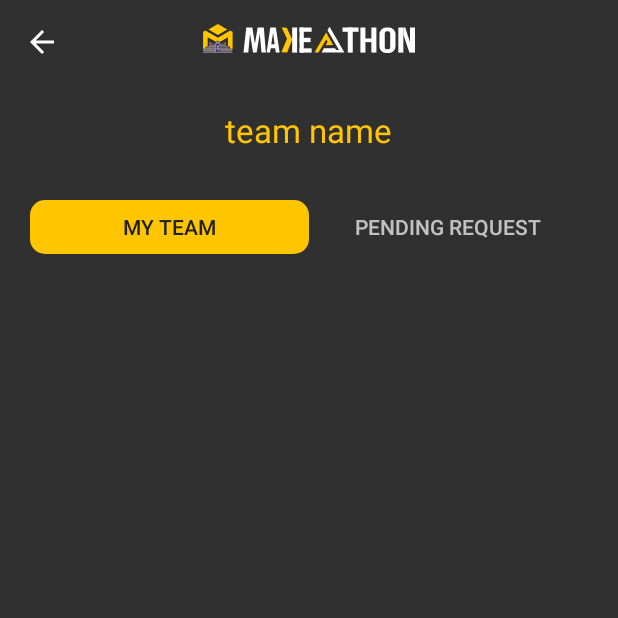
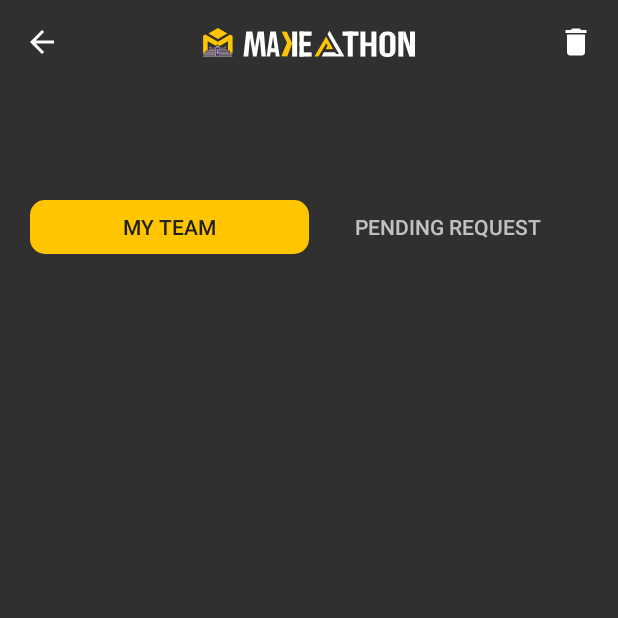
Before and after one commit to androsparks/makeathon-2019, an Android app: the MyTeamActivity screen opened directly, with no data from a screen before it, on a phone screen of 412 x 824 dp, the top half of it. Run offline under Robolectric (Android 15) with nearby library versions, the phone set to English and light mode, and no system bars; our stand-ins replace Firebase (no records; nobody signed in at launch, a user with empty details on screens opened directly); 1 statement that could not run was skipped.

Commit message:
add delete team, delete member

```diff
--- a/app/src/main/java/com/selectmakeathon/app/ui/main/problems/ProbFragmentPack/ProbHomeFrag.java
+++ b/app/src/main/java/com/selectmakeathon/app/ui/main/problems/ProbFragmentPack/ProbHomeFrag.java
@@ -83,8 +83,7 @@ public class ProbHomeFrag extends androidx.fragment.app.Fragment {
         backButton.setOnClickListener(new View.OnClickListener() {
             @Override
             public void onClick(View v) {
-                Intent backHome=new Intent(getActivity(), MainActivity.class);
-                startActivity(backHome);
+                ((ProblemActivity)getActivity()).finish();
             }
         });
 
--- /dev/null
+++ b/app/src/main/res/drawable/ic_delete_black_24dp.xml
@@ -0,0 +1,5 @@
+<vector android:height="24dp" android:tint="#FFFFFF"
+    android:viewportHeight="24.0" android:viewportWidth="24.0"
+    android:width="24dp" xmlns:android="http://schemas.android.com/apk/res/android">
+    <path android:fillColor="#FF000000" android:pathData="M6,19c0,1.1 0.9,2 2,2h8c1.1,0 2,-0.9 2,-2V7H6v12zM19,4h-3.5l-1,-1h-5l-1,1H5v2h14V4z"/>
+</vector>
--- a/app/src/main/res/layout/activity_my_team.xml
+++ b/app/src/main/res/layout/activity_my_team.xml
@@ -6,7 +6,7 @@
     android:layout_height="match_parent"
     android:orientation="vertical">
 
-    <RelativeLayout
+    <androidx.constraintlayout.widget.ConstraintLayout
         android:layout_width="match_parent"
         android:layout_height="wrap_content"
         android:orientation="horizontal">
@@ -18,7 +18,9 @@
             android:layout_alignParentLeft="true"
             android:foreground="@drawable/bg_ripple"
             android:padding="16dp"
-            android:src="@drawable/ic_arrow_back_black_24dp" />
+            android:src="@drawable/ic_arrow_back_black_24dp"
+            app:layout_constraintStart_toStartOf="parent"
+            app:layout_constraintTop_toTopOf="parent" />
 
         <ImageView
             android:id="@+id/topImage"
@@ -27,11 +29,23 @@
             android:layout_alignTop="@+id/back_home_info"
             android:layout_alignBottom="@+id/back_home_info"
             android:layout_centerHorizontal="true"
-            android:layout_marginTop="16dp"
-            android:layout_marginBottom="0dp"
             android:scaleType="center"
-            android:src="@drawable/ic_long_logo" />
-    </RelativeLayout>
+            android:src="@drawable/ic_long_logo"
+            app:layout_constraintBottom_toBottomOf="@+id/nav_home_team"
+            app:layout_constraintEnd_toEndOf="parent"
+            app:layout_constraintStart_toStartOf="parent"
+            app:layout_constraintTop_toTopOf="@+id/nav_home_team" />
+
+        <ImageView
+            android:id="@+id/image_delete_team"
+            android:layout_width="wrap_content"
+            android:layout_height="wrap_content"
+            android:foreground="@drawable/bg_ripple"
+            android:padding="16dp"
+            app:layout_constraintEnd_toEndOf="parent"
+            app:layout_constraintTop_toTopOf="parent"
+            app:srcCompat="@drawable/ic_delete_black_24dp" />
+    </androidx.constraintlayout.widget.ConstraintLayout>
 
     <TextView
         android:id="@+id/TeamNameHolder"
@@ -40,9 +54,10 @@
         android:layout_gravity="center"
         android:layout_margin="16dp"
         android:paddingBottom="16dp"
-        android:text="team name"
+        android:textAlignment="center"
         android:textAppearance="@android:style/TextAppearance.Material.Large"
-        android:textColor="@color/colorAccent" />
+        android:textColor="@color/colorAccent"
+        tools:text="team name" />
 
     <FrameLayout
         android:id="@+id/team_layout_is_no_leader"
--- a/app/src/main/res/layout/activity_team_search.xml
+++ b/app/src/main/res/layout/activity_team_search.xml
@@ -10,6 +10,7 @@
         android:id="@+id/image_team_search_back"
         android:layout_width="wrap_content"
         android:layout_height="wrap_content"
+        android:foreground="@drawable/bg_ripple"
         android:padding="16dp"
         app:layout_constraintStart_toStartOf="parent"
         app:layout_constraintTop_toTopOf="parent"
@@ -79,12 +80,12 @@
 
     <Button
         android:id="@+id/button_team_addteam"
-        android:layout_width="124dp"
+        android:layout_width="150dp"
         android:layout_height="wrap_content"
         android:layout_marginBottom="16dp"
         android:background="@drawable/bg_yellow_curve"
         android:foreground="@drawable/bg_ripple"
-        android:text="add team"
+        android:text="create team"
         android:textColor="@color/colorPrimary"
         app:layout_constraintBottom_toTopOf="@+id/imageView17"
         app:layout_constraintEnd_toEndOf="parent"
```
Also changed, not shown: app/src/main/java/com/selectmakeathon/app/ui/main/myTeam/MyTeamActivity.java (+56 -1 lines), app/src/main/java/com/selectmakeathon/app/ui/main/myTeam/adapter/NoLeaderMemberAdapter.java (+5 -2 lines), app/src/main/java/com/selectmakeathon/app/ui/main/searchteam/TeamSearchActivity.java (+7 -0 lines).
